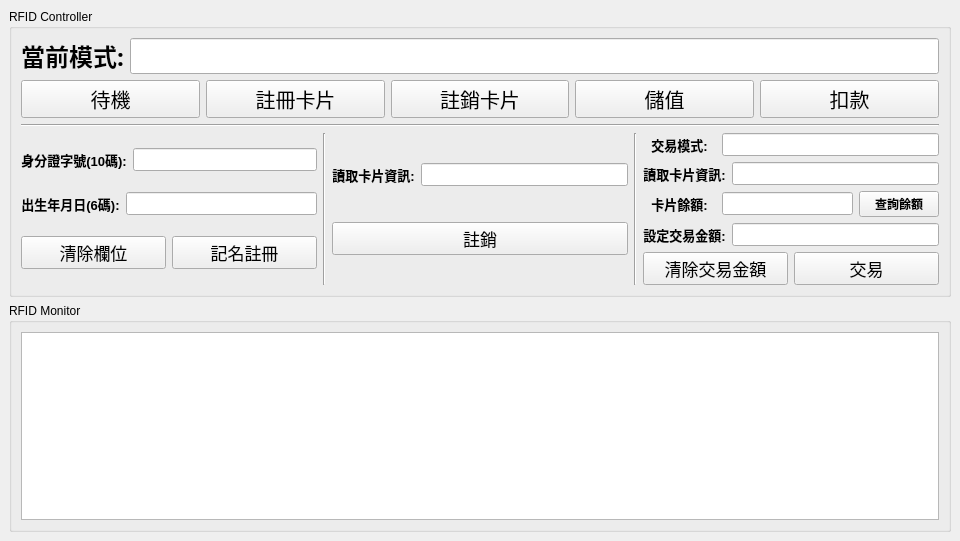
Above: gui/mainwindow.ui from dony-hsieh/2023_S2_IOT_FinalProject before the change. Below: the same form after it.
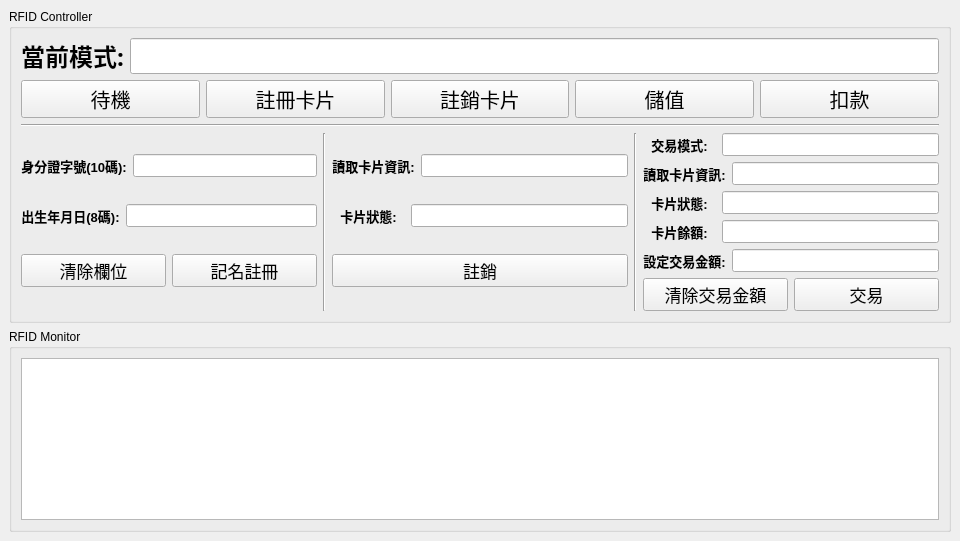
That is the form after the change.

Commit message: Fix GUI design and complete GUI business logic

The edit to the form file:
```diff
--- a/gui/mainwindow.ui
+++ b/gui/mainwindow.ui
@@ -22,7 +22,7 @@
   <widget class="QWidget" name="centralwidget">
    <layout class="QVBoxLayout" name="verticalLayout">
     <item>
-     <layout class="QVBoxLayout" name="verticalLayout_2" stretch="1,1">
+     <layout class="QVBoxLayout" name="verticalLayout_2" stretch="3,2">
       <item>
        <widget class="QGroupBox" name="groupBox">
         <property name="title">
@@ -162,6 +162,8 @@
                  <property name="font">
                   <font>
                    <pointsize>10</pointsize>
+                   <weight>50</weight>
+                   <bold>false</bold>
                   </font>
                  </property>
                 </widget>
@@ -180,7 +182,7 @@
                   </font>
                  </property>
                  <property name="text">
-                  <string>出生年月日(6碼):</string>
+                  <string>出生年月日(8碼):</string>
                  </property>
                  <property name="alignment">
                   <set>Qt::AlignCenter</set>
@@ -192,6 +194,8 @@
                  <property name="font">
                   <font>
                    <pointsize>10</pointsize>
+                   <weight>50</weight>
+                   <bold>false</bold>
                   </font>
                  </property>
                 </widget>
@@ -236,7 +240,7 @@
             </widget>
            </item>
            <item>
-            <layout class="QVBoxLayout" name="verticalLayout_7" stretch="4,1">
+            <layout class="QVBoxLayout" name="verticalLayout_7" stretch="2,2,1">
              <item>
               <layout class="QHBoxLayout" name="horizontalLayout_7" stretch="1,3">
                <item>
@@ -272,6 +276,41 @@
                </item>
               </layout>
              </item>
+             <item>
+              <layout class="QHBoxLayout" name="horizontalLayout_15" stretch="1,3">
+               <item>
+                <widget class="QLabel" name="label_9">
+                 <property name="font">
+                  <font>
+                   <pointsize>10</pointsize>
+                   <weight>75</weight>
+                   <bold>true</bold>
+                  </font>
+                 </property>
+                 <property name="text">
+                  <string>卡片狀態:</string>
+                 </property>
+                 <property name="alignment">
+                  <set>Qt::AlignCenter</set>
+                 </property>
+                </widget>
+               </item>
+               <item>
+                <widget class="QLineEdit" name="cardEnableStateToCancelLineEdit">
+                 <property name="font">
+                  <font>
+                   <pointsize>10</pointsize>
+                   <weight>75</weight>
+                   <bold>true</bold>
+                  </font>
+                 </property>
+                 <property name="readOnly">
+                  <bool>true</bool>
+                 </property>
+                </widget>
+               </item>
+              </layout>
+             </item>
              <item>
               <layout class="QHBoxLayout" name="horizontalLayout_8">
                <item>
@@ -300,7 +339,7 @@
            <item>
             <layout class="QVBoxLayout" name="verticalLayout_5" stretch="4,1">
              <item>
-              <layout class="QVBoxLayout" name="verticalLayout_8" stretch="1,1,1,1">
+              <layout class="QVBoxLayout" name="verticalLayout_8" stretch="1,1,1,1,1">
                <item>
                 <layout class="QHBoxLayout" name="horizontalLayout_10" stretch="1,3">
                  <item>
@@ -358,6 +397,43 @@
                    <property name="font">
                     <font>
                      <pointsize>10</pointsize>
+                     <weight>75</weight>
+                     <bold>true</bold>
+                    </font>
+                   </property>
+                   <property name="readOnly">
+                    <bool>true</bool>
+                   </property>
+                  </widget>
+                 </item>
+                </layout>
+               </item>
+               <item>
+                <layout class="QHBoxLayout" name="horizontalLayout_16" stretch="1,3">
+                 <item>
+                  <widget class="QLabel" name="label_10">
+                   <property name="font">
+                    <font>
+                     <pointsize>10</pointsize>
+                     <weight>75</weight>
+                     <bold>true</bold>
+                    </font>
+                   </property>
+                   <property name="text">
+                    <string>卡片狀態:</string>
+                   </property>
+                   <property name="alignment">
+                    <set>Qt::AlignCenter</set>
+                   </property>
+                  </widget>
+                 </item>
+                 <item>
+                  <widget class="QLineEdit" name="cardEnableStateToTransacLineEdit">
+                   <property name="font">
+                    <font>
+                     <pointsize>10</pointsize>
+                     <weight>75</weight>
+                     <bold>true</bold>
                     </font>
                    </property>
                    <property name="readOnly">
@@ -387,34 +463,18 @@
                   </widget>
                  </item>
                  <item>
-                  <layout class="QHBoxLayout" name="horizontalLayout_13" stretch="3,1">
-                   <item>
-                    <widget class="QLineEdit" name="cardBalanceLineEdit">
-                     <property name="font">
-                      <font>
-                       <pointsize>10</pointsize>
-                      </font>
-                     </property>
-                     <property name="readOnly">
-                      <bool>true</bool>
-                     </property>
-                    </widget>
-                   </item>
-                   <item>
-                    <widget class="QPushButton" name="queryCardBalanceBtn">
-                     <property name="font">
-                      <font>
-                       <pointsize>9</pointsize>
-                       <weight>75</weight>
-                       <bold>true</bold>
-                      </font>
-                     </property>
-                     <property name="text">
-                      <string>查詢餘額</string>
-                     </property>
-                    </widget>
-                   </item>
-                  </layout>
+                  <widget class="QLineEdit" name="cardBalanceLineEdit">
+                   <property name="font">
+                    <font>
+                     <pointsize>10</pointsize>
+                     <weight>75</weight>
+                     <bold>true</bold>
+                    </font>
+                   </property>
+                   <property name="readOnly">
+                    <bool>true</bool>
+                   </property>
+                  </widget>
                  </item>
                 </layout>
                </item>
```
Left out of the diff: 4 changed lines with no effect on the pictures. The commit also changes 6 other files.
